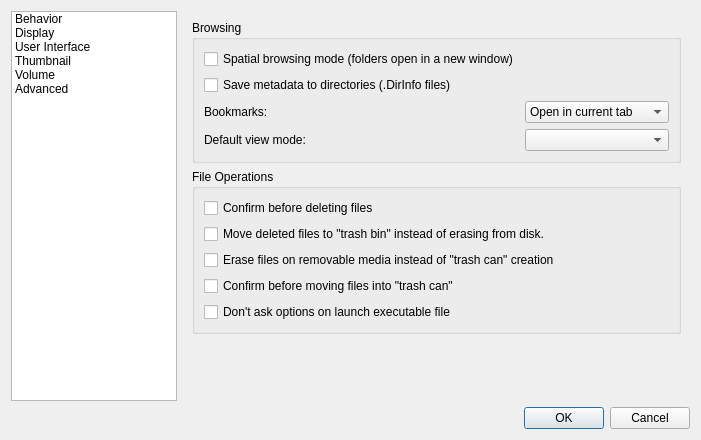
This is filer/preferences.ui in lxqt/pcmanfm-qt as Qt 5 draws it before an edit. The edited form follows.
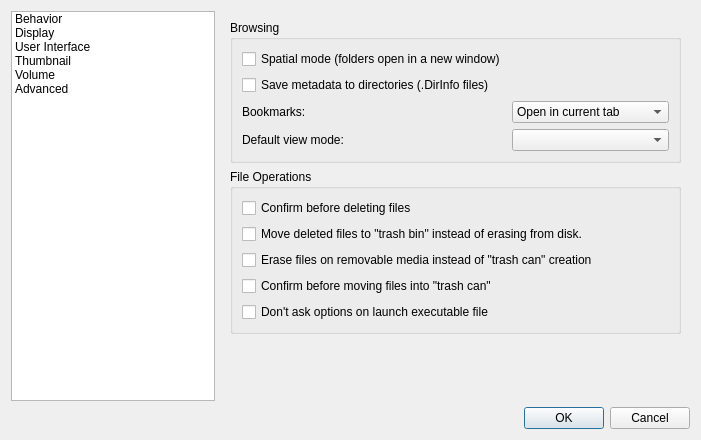
This is the edited form. Icons and pictures are not drawn.

Commit message: Simplify naming to 'Spatial mode' (as oppsed to 'Browser mode')

What changed in the file:
```diff
--- a/filer/preferences.ui
+++ b/filer/preferences.ui
@@ -84,7 +84,7 @@
             <item row="2" column="0">
              <widget class="QCheckBox" name="spatialMode">
               <property name="text">
-               <string>Spatial browsing mode (folders open in a new window)</string>
+               <string>Spatial mode (folders open in a new window)</string>
               </property>
              </widget>
             </item>
```
